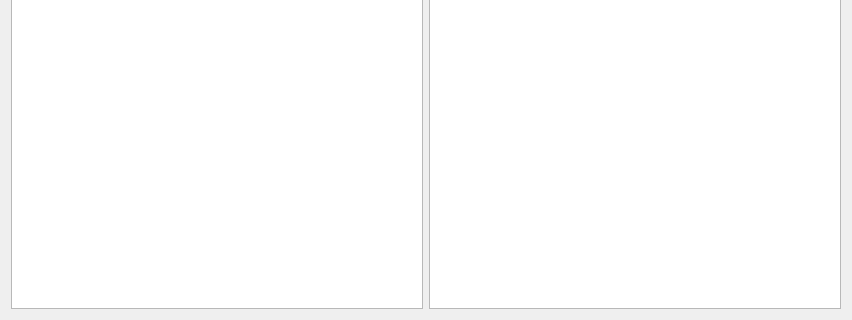
This is src/gui/explorer.ui in KLZ-0/ICP-project as Qt 5 draws it before an edit; both pictures show x 0 to 852 and y 387 to 707 of the 852 by 707 pixel window. The edited form follows.
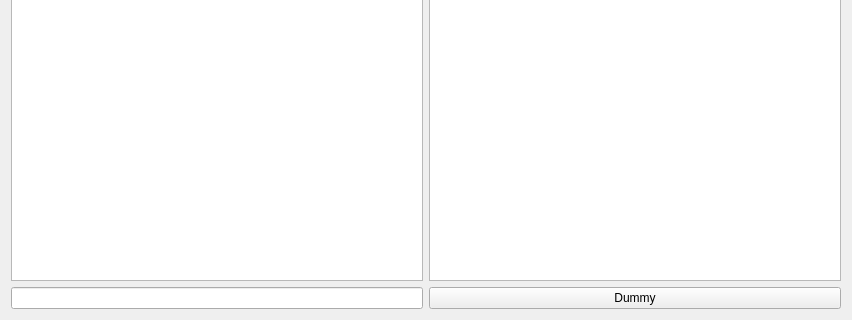
This is the edited form.

Commit message: Add dummy message sending

```diff
--- a/src/gui/explorer.ui
+++ b/src/gui/explorer.ui
@@ -36,6 +36,16 @@
      </column>
     </widget>
    </item>
+   <item row="1" column="2">
+    <widget class="QPushButton" name="dummyButton">
+     <property name="text">
+      <string>Dummy</string>
+     </property>
+    </widget>
+   </item>
+   <item row="1" column="1">
+    <widget class="QLineEdit" name="dummyEdit"/>
+   </item>
   </layout>
  </widget>
  <resources/>
```
The commit also changes 4 other files.
